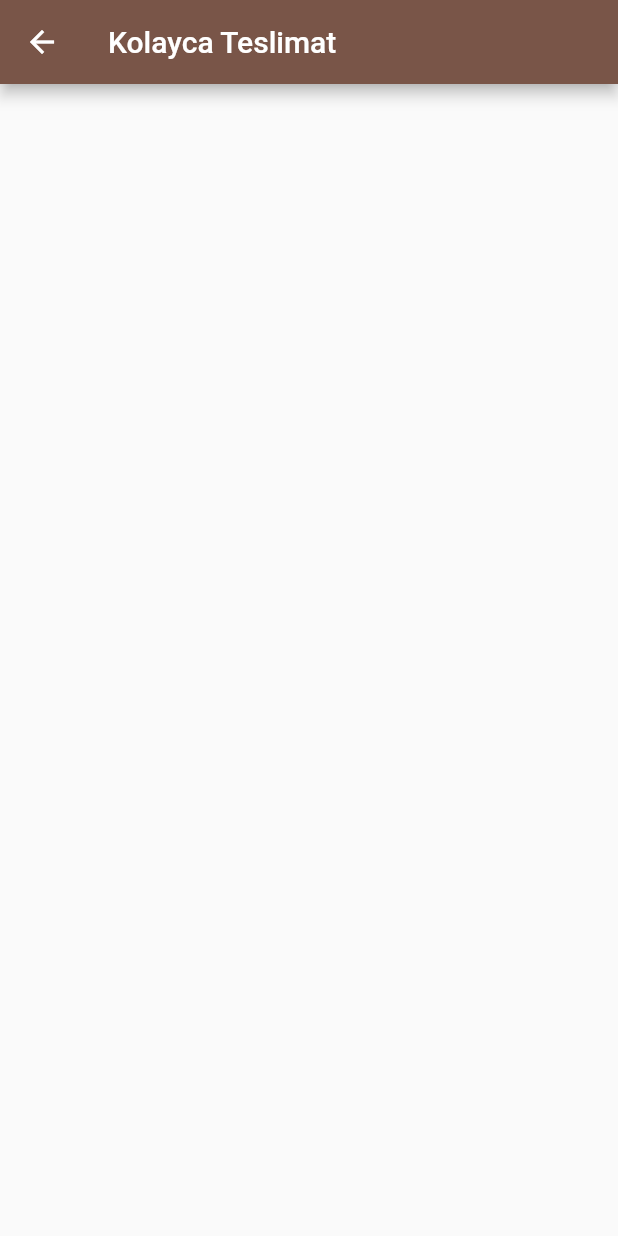
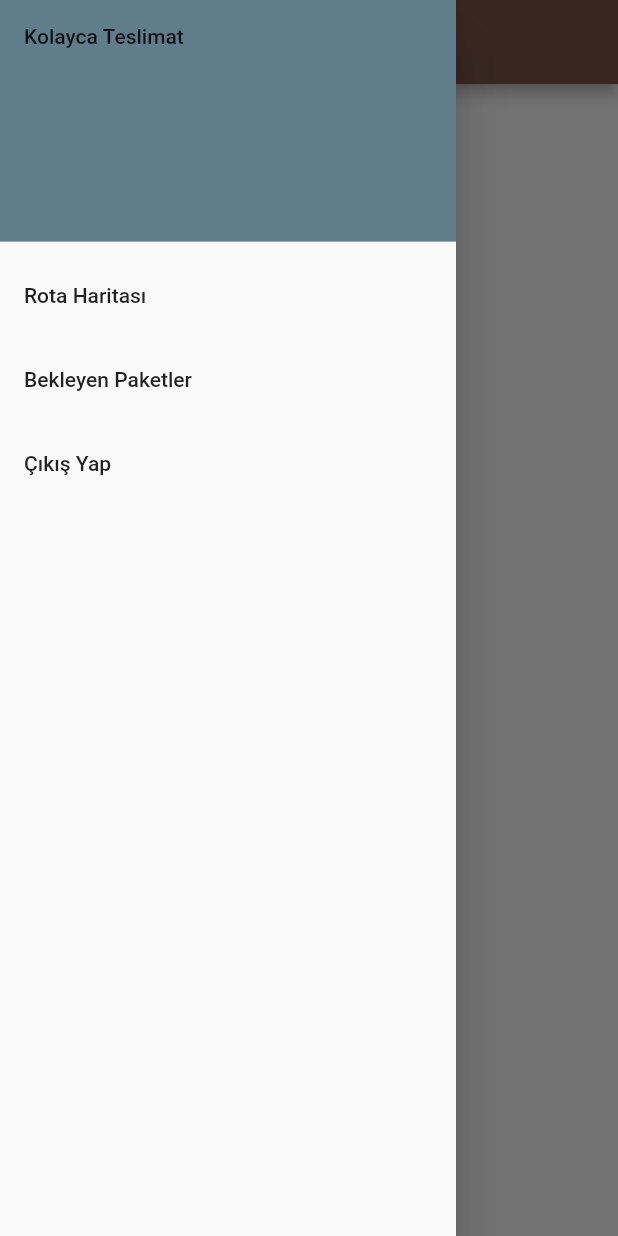
Before and after one commit to fahricandurucan/kolayca_teslimat_flutter, a Flutter app: the HomePage screen opened directly, with the side drawer open (before the commit the screen has no drawer), on a phone screen of 412 x 824 dp. Run offline on Flutter 3.47's test engine with Material 2 defaults, Android fonts, the phone set to English and light mode, and no system bars.

Commit message:
homePage e temel tasarım yapıldı

```diff
--- a/lib/main.dart
+++ b/lib/main.dart
@@ -16,7 +16,7 @@ class MyApp extends StatelessWidget {
       theme: ThemeData(
         primarySwatch: Colors.brown,
       ),
-      home: LoginPage(),
+      home: HomePage(),
     );
   }
 }
--- a/lib/pages/home_page.dart
+++ b/lib/pages/home_page.dart
@@ -14,7 +14,42 @@ class _HomePageState extends State<HomePage> {
       appBar: AppBar(
         title: Text("Kolayca Teslimat"),
       ),
+      drawer: buildDrawer(),
+
       body: Container(),
     );
   }
+
+  Widget buildDrawer() {
+    return Drawer(
+      child: ListView(
+        children: [
+          DrawerHeader(
+              child: Text("Kolayca Teslimat"),
+            decoration: BoxDecoration(
+              color: Colors.blueGrey,
+            ),
+          ),
+          ListTile(
+            title: Text("Rota Haritası"),
+            onTap: (){
+              Navigator.pop(context);
+            }
+          ),
+          ListTile(
+              title: Text("Bekleyen Paketler"),
+              onTap: (){
+                Navigator.pop(context);
+              }
+          ),
+          ListTile(
+              title: Text("Çıkış Yap"),
+              onTap: (){
+                Navigator.pop(context);
+              }
+          ),
+        ],
+      ),
+    );
+  }
 }
```
